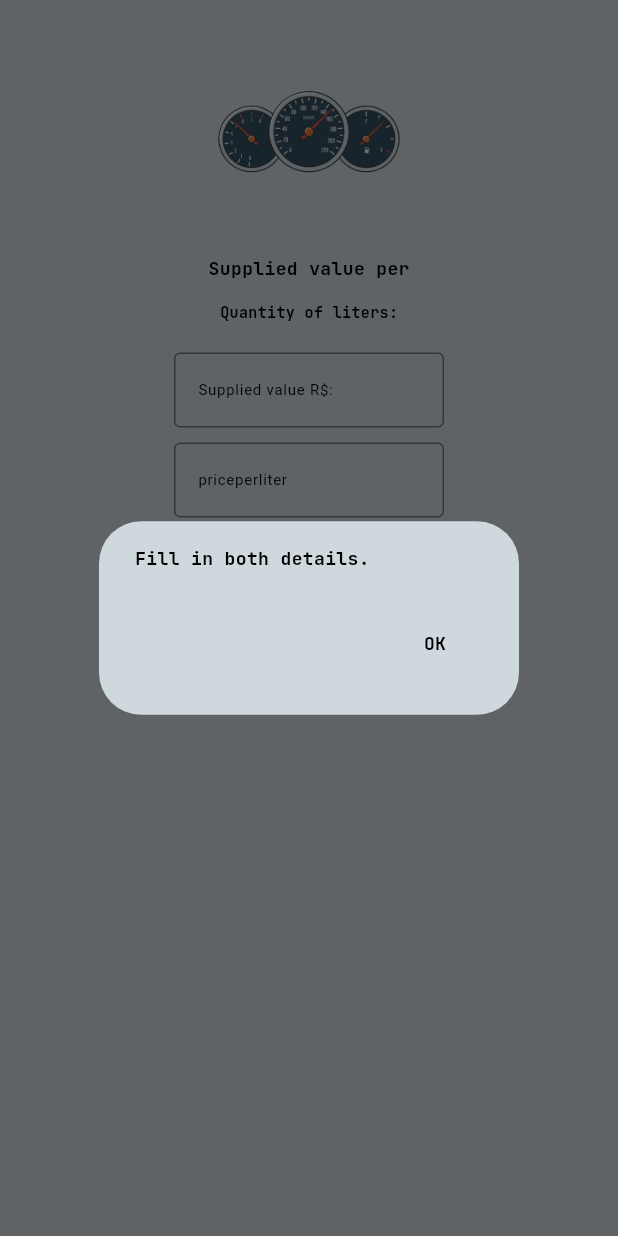
After one commit to Victor-Zarzar/alcool_ou_gasolina, a Flutter app: the LitersPage screen opened directly, after a tap on "Calculate", on a phone screen of 412 x 824 dp. The commit adds this screen. Run offline on Flutter 3.47's test engine with Material 3 defaults, Android fonts, the phone set to English and light mode, and no system bars; drawn by our look-alikes of getwidget; our stand-ins replace easy_localization, google_fonts, shared_preferences; accounts and stored records are empty.

Commit message:
Feat: add new page/function

```diff
--- a/assets/translations/en-US.json
+++ b/assets/translations/en-US.json
@@ -19,6 +19,11 @@
     "calculateconsumption": "Calculate Consumption",
     "kmsdriven": "km/s driven",
     "liters": "Liters",
+    "suppliedvalue": "Supplied value per",
+    "suppliedvaluers": "Supplied value R$:",
+    "perliters": "Per liters",
+    "totalliters": "Total Liters:",
+    "quantityofliters": "Quantity of liters:",
     "fillinbothdetails": "Fill in both details.",
     "datasavedsuccessfully": "Data saved successfully",
     "successfullydeleted": "Successfully deleted.",
--- a/assets/translations/pt-BR.json
+++ b/assets/translations/pt-BR.json
@@ -19,6 +19,11 @@
     "calculateconsumption": "Calcular Consumo",
     "kmsdriven": "Km/s Rodados",
     "liters": "Litros",
+    "suppliedvalue": "Valor abastecido por",
+    "suppliedvaluers": "Valor abastecido R$:",
+    "perliters": "Por Litros",
+    "totalliters": "Total de litros:",
+    "quantityofliters": "Quantidade de litros:",
     "fillinbothdetails": "Preencha ambos os dados.",
     "datasavedsuccessfully": "Dados salvos com sucesso.",
     "successfullydeleted": "Deletado com sucesso.",
--- a/lib/pages/AppPage/app_page.dart
+++ b/lib/pages/AppPage/app_page.dart
@@ -2,6 +2,7 @@ import 'package:alcool_ou_gasolina/components/AppTheme/app_theme.dart';
 import 'package:alcool_ou_gasolina/components/DarkTheme/darktheme_provider_app.dart';
 import 'package:alcool_ou_gasolina/pages/ConsumptionPage/consumption_page.dart';
 import 'package:alcool_ou_gasolina/pages/HomePage/home_page.dart';
+import 'package:alcool_ou_gasolina/pages/LitersPage/liters_page.dart';
 import 'package:alcool_ou_gasolina/pages/MyCar/mycar_app.dart';
 import 'package:alcool_ou_gasolina/pages/SettingsPage/settings_app.dart';
 import 'package:easy_localization/easy_localization.dart';
@@ -23,7 +24,7 @@ class _AppPageState extends State<AppPage> with TickerProviderStateMixin {
   @override
   void initState() {
     super.initState();
-    tabController = TabController(length: 4, vsync: this);
+    tabController = TabController(length: 5, vsync: this);
   }
 
   @override
@@ -34,7 +35,8 @@ class _AppPageState extends State<AppPage> with TickerProviderStateMixin {
       builder: (context, notifier, child) {
         return Scaffold(
           appBar: GFAppBar(
-            backgroundColor: notifier.isDark ? AppTheme.thirdColor : AppTheme.primaryColor,
+            backgroundColor:
+                notifier.isDark ? AppTheme.thirdColor : AppTheme.primaryColor,
             automaticallyImplyLeading: false,
             centerTitle: true,
             title: Text(
@@ -58,6 +60,7 @@ class _AppPageState extends State<AppPage> with TickerProviderStateMixin {
               children: const <Widget>[
                 HomePage(),
                 ConsumptionPage(),
+                LitersPage(),
                 MyCarPage(),
                 SettingsPage(),
               ],
@@ -65,12 +68,11 @@ class _AppPageState extends State<AppPage> with TickerProviderStateMixin {
           ),
           bottomNavigationBar: GFTabBar(
             labelPadding: EdgeInsets.zero,
-            length: 4,
+            length: 5,
             tabBarHeight: 60,
             controller: tabController,
-            tabBarColor: notifier.isDark
-                ? AppTheme.thirdColor
-                : AppTheme.primaryColor,
+            tabBarColor:
+                notifier.isDark ? AppTheme.thirdColor : AppTheme.primaryColor,
             labelColor: notifier.isDark
                 ? TextColor.secondaryColor
                 : TextColor.primaryColor,
@@ -95,13 +97,25 @@ class _AppPageState extends State<AppPage> with TickerProviderStateMixin {
               ),
               Tab(
                 icon: const Icon(
-                  Icons.gas_meter_outlined,
+                  Icons.car_repair,
                   size: 18,
                 ),
                 child: FittedBox(
                   fit: BoxFit.fitWidth,
                   child: Text(
                     'consumption'.tr(),
+                  ),
+                ),
+              ),
+              Tab(
+                icon: const Icon(
+                  Icons.local_gas_station_outlined,
+                  size: 18,
+                ),
+                child: FittedBox(
+                  fit: BoxFit.fitWidth,
+                  child: Text(
+                    'liters'.tr(),
                   ),
                 ),
               ),
--- /dev/null
+++ b/lib/pages/LitersPage/liters_page.dart
@@ -0,0 +1,277 @@
+import 'package:alcool_ou_gasolina/components/AppTheme/app_theme.dart';
+import 'package:alcool_ou_gasolina/components/DarkTheme/darktheme_provider_app.dart';
+import 'package:easy_localization/easy_localization.dart';
+import 'package:flutter/material.dart';
+import 'package:getwidget/getwidget.dart';
+import 'package:google_fonts/google_fonts.dart';
+import 'package:provider/provider.dart';
+
+class LitersPage extends StatefulWidget {
+  const LitersPage({super.key});
+
+  @override
+  State<LitersPage> createState() => _LitersPageState();
+}
+
+class _LitersPageState extends State<LitersPage> {
+  TextEditingController gasolineController = TextEditingController();
+  TextEditingController priceController = TextEditingController();
+
+  bool loading = false;
+  String resultText = '';
+
+  void handleCalc() async {
+    setState(() {
+      loading = true;
+    });
+
+    if (gasolineController.text.isEmpty || priceController.text.isEmpty) {
+      setState(() {
+        loading = false;
+      });
+      return showDialog(
+        context: context,
+        builder: (context) {
+          return Consumer<UiProvider>(
+            builder: (context, notifier, child) {
+              return AlertDialog(
+                backgroundColor: notifier.isDark
+                    ? AppTheme.thirdColor
+                    : AppTheme.primaryColor,
+                content: Text(
+                  'fillinbothdetails'.tr(),
+                  style: GoogleFonts.jetBrainsMono(
+                    textStyle: TextStyle(
+                      fontSize: 12,
+                      fontWeight: FontWeight.bold,
+                      color: notifier.isDark
+                          ? TextColor.secondaryColor
+                          : TextColor.primaryColor,
+                    ),
+                  ),
+                ),
+                actions: [
+                  TextButton(
+                    onPressed: () {
+                      Navigator.pop(context);
+                    },
+                    child: Text(
+                      'OK',
+                      style: GoogleFonts.jetBrainsMono(
+                        textStyle: TextStyle(
+                          fontSize: 12,
+                          fontWeight: FontWeight.bold,
+                          color: notifier.isDark
+                              ? TextColor.secondaryColor
+                              : TextColor.primaryColor,
+                        ),
+                      ),
+                    ),
+                  ),
+                ],
+              );
+            },
+          );
+        },
+      );
+    }
+
+    double gas = double.parse(gasolineController.text.replaceAll(',', '.'));
+    double price = double.parse(priceController.text.replaceAll(',', '.'));
+
+    double totalLiters = gas / price;
+
+    setState(() {
+      resultText = 'totalliters'.tr(args: [totalLiters.toStringAsFixed(2)]);
+      loading = false;
+    });
+  }
+
+  void clearResult() {
+    setState(() {
+      resultText = '';
+      gasolineController.clear();
+      priceController.clear();
+    });
+  }
+
+  @override
+  Widget build(BuildContext context) {
+    double myHeight = MediaQuery.of(context).size.height;
+    double myWidth = MediaQuery.of(context).size.width;
+    return Consumer<UiProvider>(
+      builder: (context, notifier, child) {
+        return Scaffold(
+          backgroundColor:
+              notifier.isDark ? AppTheme.thirdColor : AppTheme.primaryColor,
+          body: SizedBox(
+            height: myHeight,
+            width: myWidth,
+            child: SingleChildScrollView(
+              child: Column(
+                mainAxisAlignment: MainAxisAlignment.center,
+                children: [
+                  const SizedBox(height: 20),
+                  Image.asset(
+                    "assets/gas.png",
+                    height: 140,
+                    width: 190,
+                  ),
+                  const SizedBox(height: 10),
+                  Text(
+                    'suppliedvalue'.tr(),
+                    style: GoogleFonts.jetBrainsMono(
+                      textStyle: TextStyle(
+                        fontSize: 12,
+                        fontWeight: FontWeight.bold,
+                        color: notifier.isDark
+                            ? TextColor.secondaryColor
+                            : TextColor.primaryColor,
+                      ),
+                    ),
+                  ),
+                  const SizedBox(height: 14),
+                  Text(
+                    "quantityofliters".tr(),
+                    style: GoogleFonts.jetBrainsMono(
+                      textStyle: TextStyle(
+                        fontSize: 10,
+                        fontWeight: FontWeight.bold,
+                        color: notifier.isDark
+                            ? TextColor.secondaryColor
+                            : TextColor.primaryColor,
+                      ),
+                    ),
+                  ),
+                  const SizedBox(height: 20),
+                  Center(
+                    child: SizedBox(
+                      height: 50,
+                      width: 180,
+                      child: TextField(
+                        controller: gasolineController,
+                        cursorColor: notifier.isDark
+                            ? FormColor.secondaryColor
+                            : FormColor.primaryColor,
+                        keyboardType: const TextInputType.numberWithOptions(
+                            decimal: true),
+                        decoration: InputDecoration(
+                          labelText: 'suppliedvaluers'.tr(),
+                          labelStyle: TextStyle(
+                            fontSize: 10,
+                            color: notifier.isDark
+                                ? TextColor.secondaryColor
+                                : TextColor.primaryColor,
+                          ),
+                          border: const OutlineInputBorder(),
+                          focusedBorder: OutlineInputBorder(
+                            borderSide: BorderSide(
+                              color: notifier.isDark
+                                  ? FormColor.secondaryColor
+                                  : FormColor.primaryColor,
+                              width: 2,
+                            ),
+                          ),
+                        ),
+                      ),
+                    ),
+                  ),
+                  const SizedBox(height: 10),
+                  Center(
+                    child: SizedBox(
+                      height: 50,
+                      width: 180,
+                      child: TextField(
+                        controller: priceController,
+                        cursorColor: notifier.isDark
+                            ? FormColor.secondaryColor
+                            : FormColor.primaryColor,
+                        keyboardType: const TextInputType.numberWithOptions(
+                            decimal: true),
+                        decoration: InputDecoration(
+                          labelText: 'priceperliter'.tr(),
+                          labelStyle: TextStyle(
+                            fontSize: 10,
+                            color: notifier.isDark
+                                ? TextColor.secondaryColor
+                                : TextColor.primaryColor,
+                          ),
+                          border: const OutlineInputBorder(),
+                          focusedBorder: OutlineInputBorder(
+                            borderSide: BorderSide(
+                              color: notifier.isDark
+                                  ? FormColor.secondaryColor
+                                  : FormColor.primaryColor,
+                              width: 2,
+                            ),
+                          ),
+                        ),
+                      ),
+                    ),
+                  ),
+                  const SizedBox(height: 10),
+                  SizedBox(
+                    height: 40,
+                    width: 180,
+                    child: GFButton(
+                      color: notifier.isDark
+                          ? ButtonColor.primaryColor
+                          : ButtonColor.secondaryColor,
+                      shape: GFButtonShape.pills,
+                      onPressed: loading ? null : handleCalc,
+                      child: Text(
+                        'calculate'.tr(),
+                        style: GoogleFonts.jetBrainsMono(
+                          textStyle: TextStyle(
+                            fontSize: 10,
+                            fontWeight: FontWeight.bold,
+                            color: TextColor.secondaryColor,
+                          ),
+                        ),
+                      ),
+                    ),
+                  ),
+                  const SizedBox(height: 10),
+                  SizedBox(
+                    height: 40,
+                    width: 180,
+                    child: GFButton(
+                      color: notifier.isDark
+                          ? ButtonColor.primaryColor
+                          : ButtonColor.secondaryColor,
+                      shape: GFButtonShape.pills,
+                      onPressed: clearResult,
+                      child: Text(
+                        'clearresult'.tr(),
+                        style: GoogleFonts.jetBrainsMono(
+                          textStyle: TextStyle(
+                            fontSize: 10,
+                            fontWeight: FontWeight.bold,
+                            color: TextColor.secondaryColor,
+                          ),
+                        ),
+                      ),
+                    ),
+                  ),
+                  const SizedBox(height: 10),
+                  Text(
+                    resultText,
+                    style: GoogleFonts.jetBrainsMono(
+                      textStyle: TextStyle(
+                        fontSize: 12,
+                        fontWeight: FontWeight.bold,
+                        color: notifier.isDark
+                            ? TextColor.secondaryColor
+                            : TextColor.primaryColor,
+                      ),
+                    ),
+                  ),
+                ],
+              ),
+            ),
+          ),
+        );
+      },
+    );
+  }
+}
```
Also changed, not shown: assets/gas.png (added), lib/main.dart (line endings or trailing spaces). Lines whose indentation alone changed are shown as unchanged.
